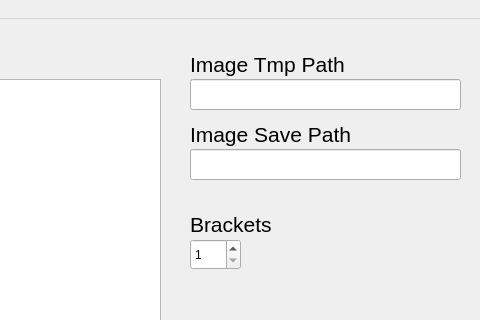
Above: Ui_MainWindow.ui from InteractiveGraphicsLab/StackShot3XAutoShooter before the change; both pictures show x 320 to 800 and y 0 to 320 of the 800 by 600 pixel window. Below: the same form after it.
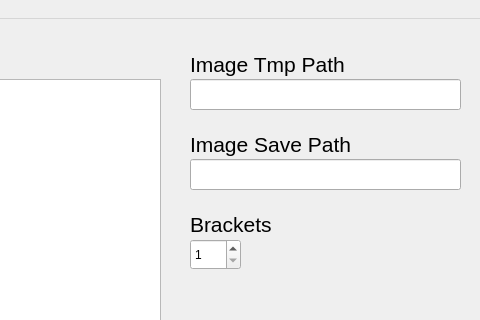
That is the form after the change.

```diff
--- a/Ui_MainWindow.ui
+++ b/Ui_MainWindow.ui
@@ -90,7 +90,7 @@
     <property name="geometry">
      <rect>
       <x>510</x>
-      <y>100</y>
+      <y>110</y>
       <width>161</width>
       <height>31</height>
      </rect>
@@ -118,7 +118,7 @@
     <property name="geometry">
      <rect>
       <x>510</x>
-      <y>130</y>
+      <y>140</y>
       <width>271</width>
       <height>31</height>
      </rect>
```
